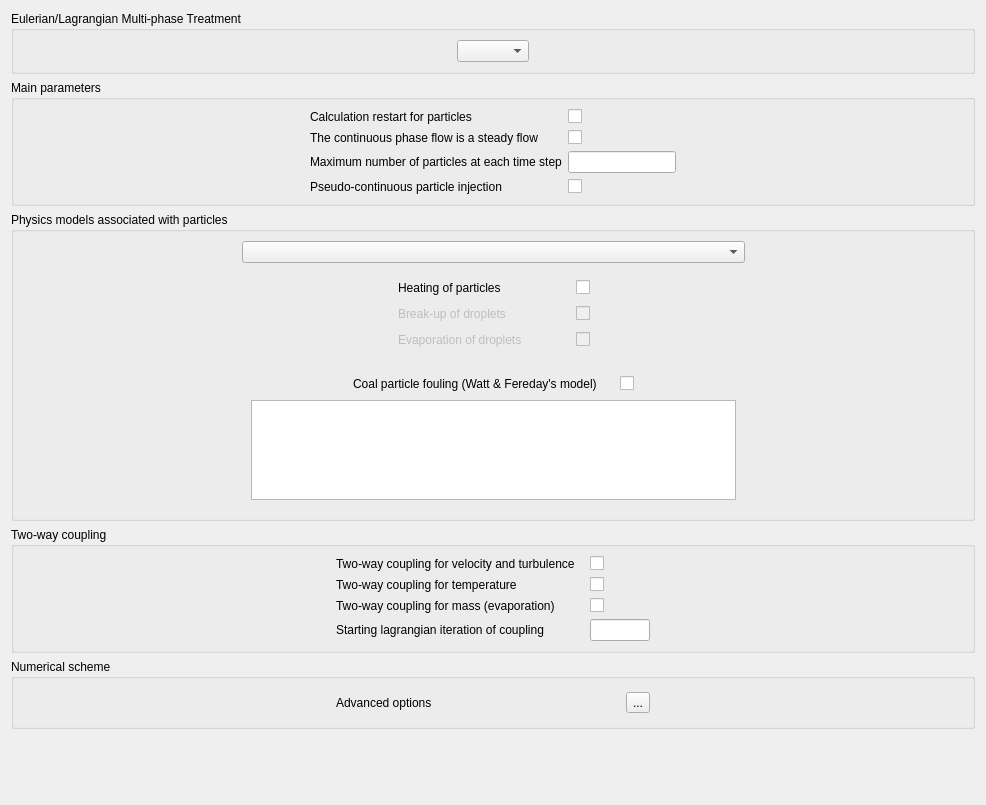
Old version of the form gui/Pages/LagrangianForm.ui in the repository code-saturne/code_saturne.
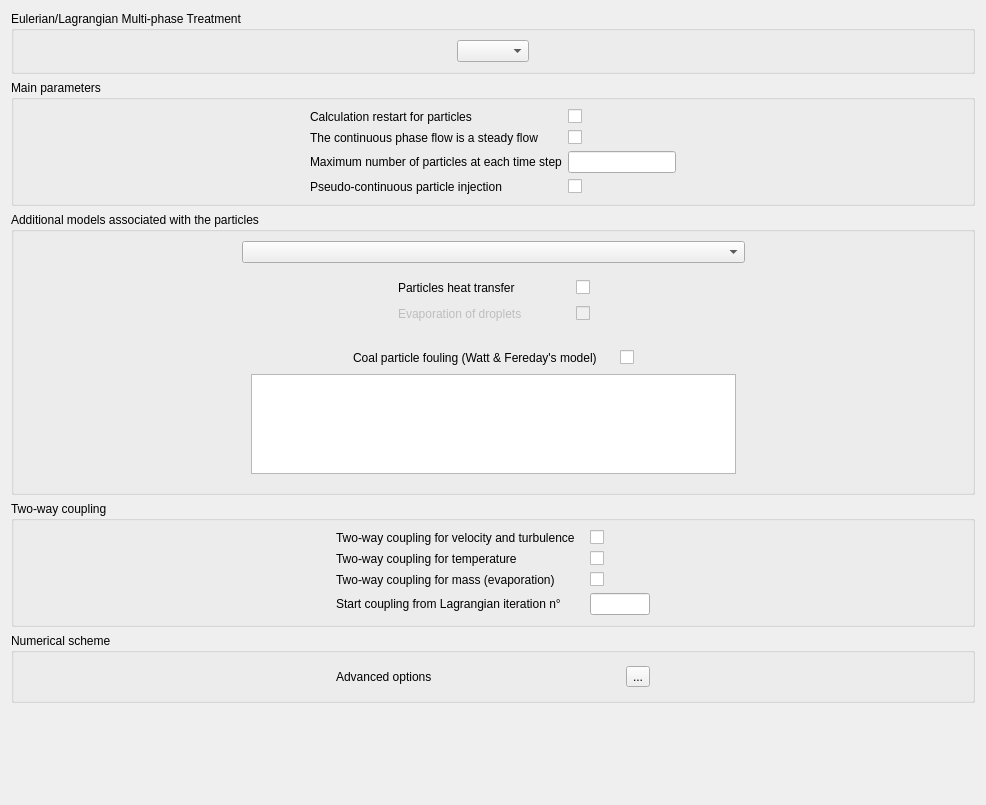
New version of the form. Icons and pictures are not drawn.

Commit message: Lag. module: update of the GUI pages concerning the main parameters

```diff
--- a/gui/Pages/LagrangianForm.ui
+++ b/gui/Pages/LagrangianForm.ui
@@ -192,7 +192,7 @@
      <item>
       <widget class="QGroupBox" name="groupBoxPhysicsModels">
        <property name="title">
-        <string>Physics models associated with particles</string>
+        <string>Additional models associated with the particles</string>
        </property>
        <layout class="QHBoxLayout" name="horizontalLayout_4">
         <item>
@@ -247,7 +247,7 @@
                   <string>Code_Saturne key word: ITPVAR</string>
                  </property>
                  <property name="text">
-                  <string>Heating of particles</string>
+                  <string>Particles heat transfer</string>
                  </property>
                 </widget>
                </item>
@@ -275,45 +275,6 @@
                 </widget>
                </item>
                <item row="1" column="0">
-                <widget class="QLabel" name="labelIDPVAR">
-                 <property name="enabled">
-                  <bool>false</bool>
-                 </property>
-                 <property name="toolTip">
-                  <string>Code_Saturne key word: IDPVAR</string>
-                 </property>
-                 <property name="text">
-                  <string>Break-up of droplets</string>
-                 </property>
-                </widget>
-               </item>
-               <item row="1" column="1">
-                <spacer>
-                 <property name="orientation">
-                  <enum>Qt::Horizontal</enum>
-                 </property>
-                 <property name="sizeHint" stdset="0">
-                  <size>
-                   <width>48</width>
-                   <height>20</height>
-                  </size>
-                 </property>
-                </spacer>
-               </item>
-               <item row="1" column="2">
-                <widget class="QCheckBox" name="checkBoxIDPVAR">
-                 <property name="enabled">
-                  <bool>false</bool>
-                 </property>
-                 <property name="toolTip">
-                  <string>Code_Saturne key word: IDPVAR</string>
-                 </property>
-                 <property name="text">
-                  <string/>
-                 </property>
-                </widget>
-               </item>
-               <item row="2" column="0">
                 <widget class="QLabel" name="labelIMPVAR">
                  <property name="enabled">
                   <bool>false</bool>
@@ -326,7 +287,7 @@
                  </property>
                 </widget>
                </item>
-               <item row="2" column="1">
+               <item row="1" column="1">
                 <spacer>
                  <property name="orientation">
                   <enum>Qt::Horizontal</enum>
@@ -339,7 +300,7 @@
                  </property>
                 </spacer>
                </item>
-               <item row="2" column="2">
+               <item row="1" column="2">
                 <widget class="QCheckBox" name="checkBoxIMPVAR">
                  <property name="enabled">
                   <bool>false</bool>
@@ -560,7 +521,7 @@
              <string>Code_Saturne key word: NSTITS</string>
             </property>
             <property name="text">
-             <string>Starting lagrangian iteration of coupling</string>
+             <string>Start coupling from Lagrangian iteration n°</string>
             </property>
            </widget>
           </item>
```
The commit also changes 2 other files.
